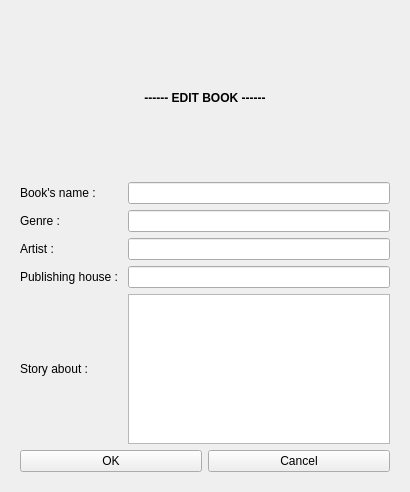
Qt form bookmanagement.ui (huylenguyen806/ASS2) before a commit.
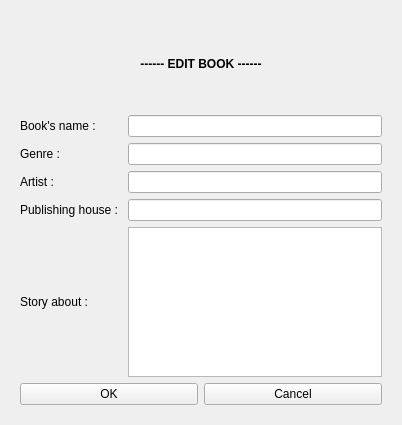
The same form after that commit. The open tabs and pages were chosen to show the change.

```diff
--- a/bookmanagement.ui
+++ b/bookmanagement.ui
@@ -6,8 +6,8 @@
    <rect>
     <x>0</x>
     <y>0</y>
-    <width>410</width>
-    <height>492</height>
+    <width>402</width>
+    <height>425</height>
    </rect>
   </property>
   <property name="windowTitle">
```
Left out of the diff: 2 changed lines with no effect on the pictures.
